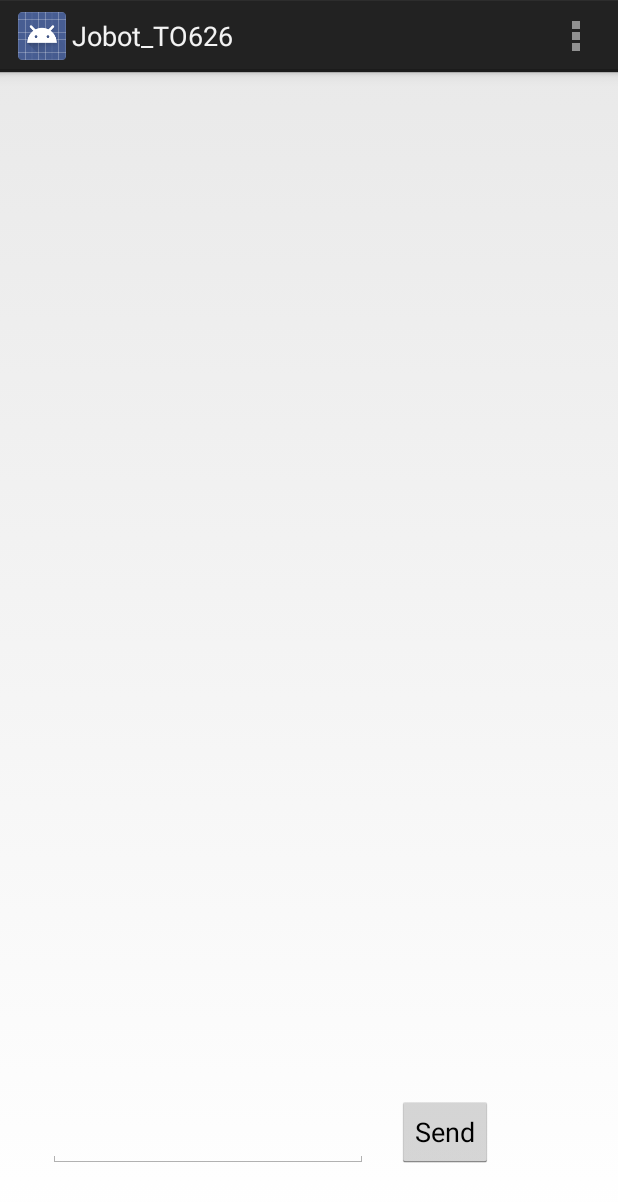
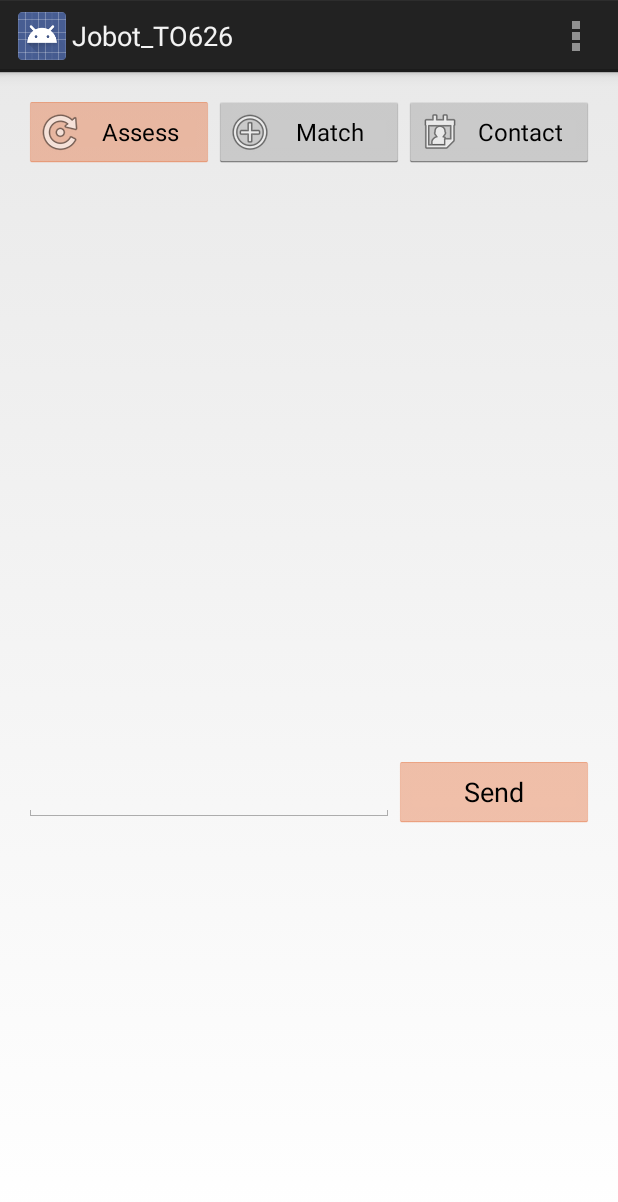
Before and after one commit to LeoSanada/Jobot_TO626, an Android app: the ChatActivity screen opened directly, with no data from a screen before it, on a phone screen of 412 x 824 dp. Shown: the top 1202 px of the screen. Run offline under Robolectric (Android 15) with nearby library versions, the phone set to English and light mode, and no system bars; our stand-ins replace Firebase (no records; nobody signed in at launch, a user with empty details on screens opened directly).

Commit message:
Started including menu everywhere

```diff
--- a/app/build.gradle
+++ b/app/build.gradle
@@ -30,5 +30,6 @@ dependencies {
     compile 'com.android.support:support-v4:25.1.0'
     compile 'com.android.support:appcompat-v7:25.1.0'
     testCompile 'junit:junit:4.12'
+
 }
 apply plugin: 'com.google.gms.google-services'
--- a/app/src/main/java/com/example/ryo/jobot_to626/ChatActivity.java
+++ b/app/src/main/java/com/example/ryo/jobot_to626/ChatActivity.java
@@ -4,6 +4,8 @@ import android.app.Activity;
 import android.content.Intent;
 import android.os.Bundle;
 import android.support.annotation.NonNull;
+import android.support.v4.app.FragmentActivity;
+import android.support.v4.view.ViewPager;
 import android.util.Log;
 import android.view.Menu;
 import android.view.MenuItem;
@@ -19,18 +21,21 @@ import com.google.firebase.database.DatabaseError;
 import com.google.firebase.database.DatabaseReference;
 import com.google.firebase.database.FirebaseDatabase;
 
-public class ChatActivity extends Activity implements View.OnClickListener{
+public class ChatActivity extends FragmentActivity implements View.OnClickListener{
 
     private FirebaseAuth mAuth;
     private FirebaseAuth.AuthStateListener mAuthListener;
     private TextView textViewget;
+
+    ViewPager viewpagerTopmenu;
 
     @Override
     protected void onCreate(Bundle savedInstanceState) {
         super.onCreate(savedInstanceState);
         setContentView(R.layout.activity_chat);
         textViewget = (TextView) findViewById(R.id.textViewget);
-
+        viewpagerTopmenu = (ViewPager) findViewById(R.id.viewpagerTopmenu);
+        viewpagerTopmenu.setAdapter(new MenuAdapter(getSupportFragmentManager()));
 
         mAuth = FirebaseAuth.getInstance();
         mAuthListener = new FirebaseAuth.AuthStateListener() {
--- a/app/src/main/res/layout/activity_chat.xml
+++ b/app/src/main/res/layout/activity_chat.xml
@@ -10,6 +10,28 @@
     android:paddingTop="@dimen/activity_vertical_margin"
     tools:context="com.example.ryo.jobot_to626.ChatActivity">
 
+    <LinearLayout
+        android:orientation="vertical"
+        android:layout_width="match_parent"
+        android:layout_height="match_parent">
+
+        <android.support.v4.view.ViewPager
+            android:id="@+id/viewpagerTopmenu"
+            android:layout_height="50dp"
+            android:layout_width="match_parent" />
+
+        <TextView
+            android:layout_width="match_parent"
+            android:layout_alignParentLeft="true"
+            android:layout_alignParentStart="true"
+            android:id="@+id/textViewget"
+            android:layout_height="390dp" />
+
+        <LinearLayout
+            android:orientation="horizontal"
+            android:layout_width="match_parent"
+            android:layout_height="match_parent">
+
             <EditText
                 android:layout_width="wrap_content"
                 android:layout_height="wrap_content"
@@ -18,26 +40,21 @@
                 android:layout_alignParentBottom="true"
                 android:layout_alignParentLeft="true"
                 android:layout_alignParentStart="true"
-        android:layout_marginLeft="16dp"
-        android:layout_marginStart="16dp"
-        android:layout_marginBottom="29dp"
-        android:id="@+id/editTextMessage" />
+                android:id="@+id/editTextMessage"
+                android:layout_weight="1" />
 
             <Button
                 android:text="Send"
-        android:layout_width="wrap_content"
+                android:layout_width="100dp"
                 android:layout_height="wrap_content"
                 android:layout_alignBottom="@+id/editTextMessage"
                 android:layout_toRightOf="@+id/editTextMessage"
                 android:layout_toEndOf="@+id/editTextMessage"
-        android:layout_marginLeft="19dp"
-        android:layout_marginStart="19dp"
-        android:id="@+id/buttonSend" />
+                android:backgroundTint="#FFE46A34"
+                android:id="@+id/buttonSend"
+                android:layout_weight="1" />
+        </LinearLayout>
 
-    <TextView
-        android:layout_width="match_parent"
-        android:layout_alignParentLeft="true"
-        android:layout_alignParentStart="true"
-        android:id="@+id/textViewget"
-        android:layout_height="400dp" />
+    </LinearLayout>
+
 </RelativeLayout>
```
Also changed, not shown: app/src/main/java/com/example/ryo/jobot_to626/CallActivity.java (+6 -2 lines), app/src/main/java/com/example/ryo/jobot_to626/HistoryActivity.java (+8 -1 lines), app/src/main/res/layout/activity_history.xml (+17 -9 lines). Lines whose indentation alone changed are shown as unchanged.
